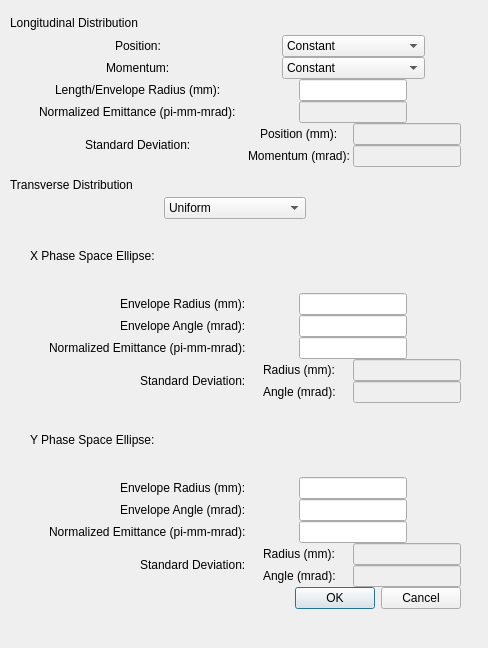
Qt form py_particle_processor_qt/gui/generate_envelope.ui (DanielWinklehner/py_particle_processor) before a commit.
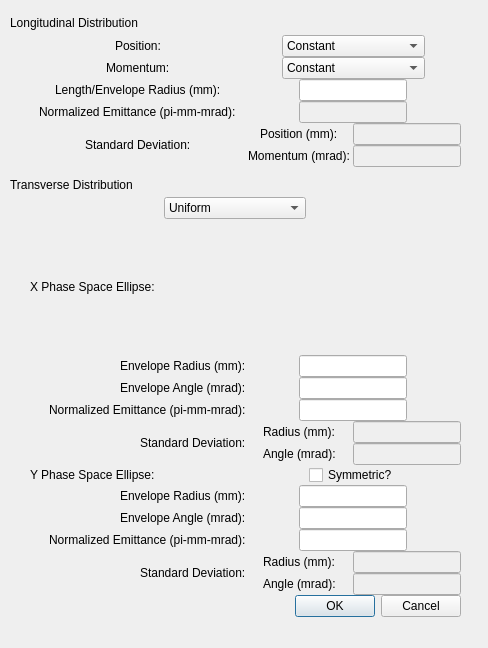
The same form after that commit.

Commit message: Added symmetric beams to generator -MY

```diff
--- a/py_particle_processor_qt/gui/generate_envelope.ui
+++ b/py_particle_processor_qt/gui/generate_envelope.ui
@@ -32,7 +32,7 @@
       <x>10</x>
       <y>10</y>
       <width>451</width>
-      <height>599</height>
+      <height>607</height>
      </rect>
     </property>
     <layout class="QVBoxLayout" name="verticalLayout_3">
@@ -571,6 +571,22 @@
            </item>
           </layout>
          </item>
+         <item row="5" column="2" alignment="Qt::AlignHCenter">
+          <widget class="QCheckBox" name="checkBox">
+           <property name="acceptDrops">
+            <bool>false</bool>
+           </property>
+           <property name="text">
+            <string>Symmetric?</string>
+           </property>
+           <property name="checked">
+            <bool>false</bool>
+           </property>
+           <property name="tristate">
+            <bool>false</bool>
+           </property>
+          </widget>
+         </item>
         </layout>
        </item>
       </layout>
```
The commit also changes 4 other files.
